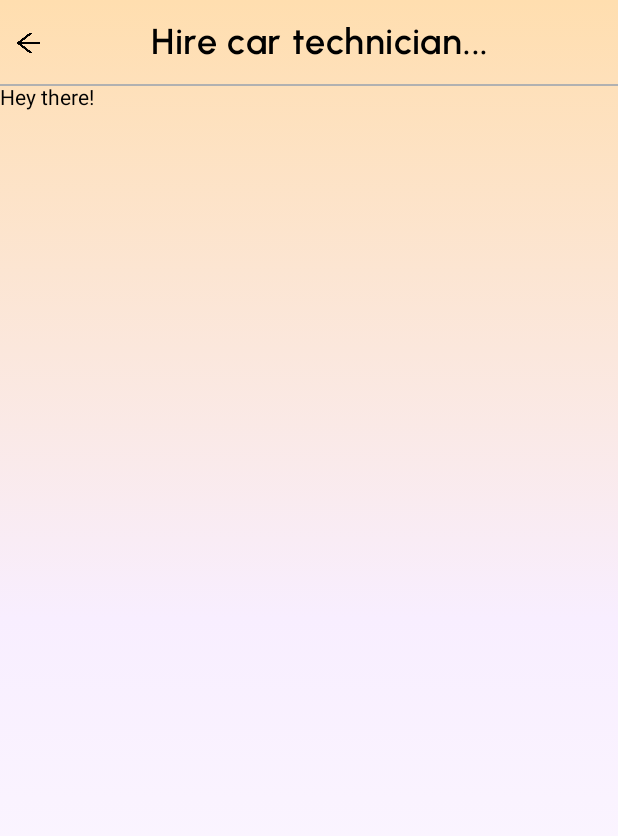
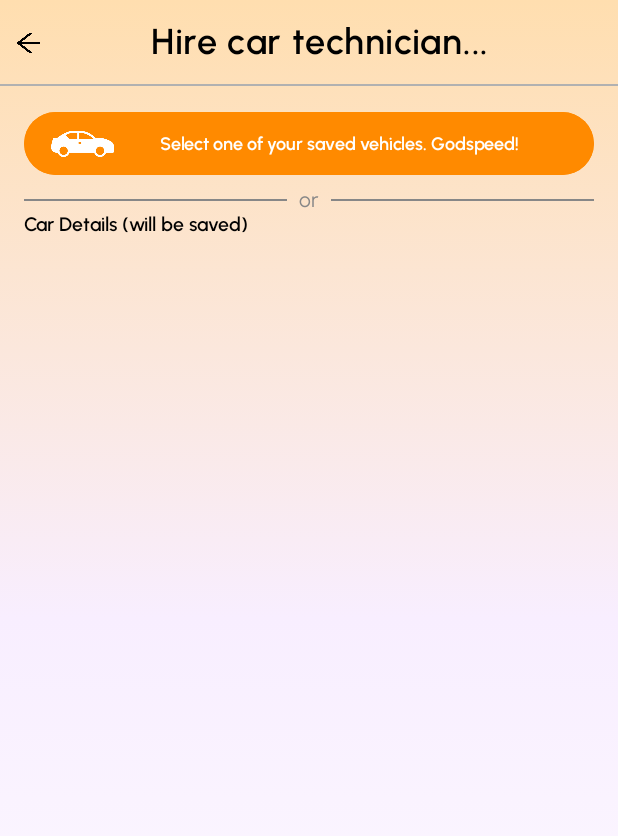
Before and after one commit to xGamma-in/HandyConnect, an Android app built with Jetpack Compose: the screen it shows after launch (MainActivity), on a phone screen of 412 x 824 dp. Shown: the top 836 px of the screen. Run offline under Robolectric (Android 15) with nearby library versions, the phone set to English and light mode, and no system bars.

Commit message:
feat(UI): Added new designs to the application.
Signed-off-by: alwinsDen <jsmadesimple@gmail.com>

```diff
--- /dev/null
+++ b/androidApp/src/main/java/com/alwinsden/finalebuild/android/facilities/components.kt
@@ -0,0 +1,41 @@
+package com.alwinsden.finalebuild.android.facilities
+
+import androidx.compose.foundation.border
+import androidx.compose.foundation.layout.Box
+import androidx.compose.foundation.layout.fillMaxWidth
+import androidx.compose.foundation.layout.padding
+import androidx.compose.foundation.shape.RoundedCornerShape
+import androidx.compose.material.Text
+import androidx.compose.runtime.Composable
+import androidx.compose.ui.Modifier
+import androidx.compose.ui.graphics.Color
+import androidx.compose.ui.text.TextStyle
+import androidx.compose.ui.text.font.FontWeight
+import androidx.compose.ui.unit.dp
+import androidx.compose.ui.unit.sp
+import com.alwinsden.finalebuild.android.urbanistFont
+
+@Composable
+fun CarDetails() {
+    Text(
+        text = "Car Details (will be saved)",
+        style = TextStyle(
+            fontSize = 13.sp,
+            fontFamily = urbanistFont,
+            fontWeight = FontWeight(600),
+            color = Color(0xFF000000),
+        ),
+        modifier = Modifier.padding(bottom = 4.dp)
+    )
+    Box(
+        modifier = Modifier
+            .border(
+                width = 1.dp,
+                color = Color(0xFFBBBBBB),
+                shape = RoundedCornerShape(size = 10.dp)
+            )
+            .fillMaxWidth()
+    ) {
+
+    }
+}
--- a/androidApp/src/main/java/com/alwinsden/finalebuild/android/facilities/composables.kt
+++ b/androidApp/src/main/java/com/alwinsden/finalebuild/android/facilities/composables.kt
@@ -1,18 +1,37 @@
 package com.alwinsden.finalebuild.android.facilities
 
+import androidx.compose.foundation.Image
 import androidx.compose.foundation.background
+import androidx.compose.foundation.border
 import androidx.compose.foundation.layout.Box
 import androidx.compose.foundation.layout.Column
+import androidx.compose.foundation.layout.Row
+import androidx.compose.foundation.layout.Spacer
 import androidx.compose.foundation.layout.fillMaxSize
+import androidx.compose.foundation.layout.padding
+import androidx.compose.foundation.layout.size
+import androidx.compose.foundation.shape.RoundedCornerShape
+import androidx.compose.material.Divider
 import androidx.compose.material.Surface
 import androidx.compose.material.Text
 import androidx.compose.runtime.Composable
+import androidx.compose.ui.Alignment
 import androidx.compose.ui.Modifier
+import androidx.compose.ui.draw.clip
 import androidx.compose.ui.graphics.Color
+import androidx.compose.ui.res.painterResource
+import androidx.compose.ui.text.font.FontWeight
+import androidx.compose.ui.unit.dp
+import androidx.compose.ui.unit.sp
 import androidx.navigation.NavController
 import com.alwinsden.finalebuild.android.InnNavHeader
 import com.alwinsden.finalebuild.android.MyApplicationTheme
+import com.alwinsden.finalebuild.android.R
+import com.alwinsden.finalebuild.android.VerticalScroll
 import com.alwinsden.finalebuild.android.handyConnectMGradient
+import com.alwinsden.finalebuild.android.ui.ThemeLightGrey
+import com.alwinsden.finalebuild.android.ui.ThemeOrange
+import com.alwinsden.finalebuild.android.urbanistFont
 
 //the User Interface for hiring a car technician.
 @Composable
@@ -38,9 +57,78 @@ fun CarTech(navController: NavController) {
             ) {
                 Column {
                     InnNavHeader(navController, "Hire car technician", "home")
-                    Text(text = "Hey there!")
+                    ScrollWrapper()
                 }
             }
         }
     }
 }
+
+//hire technician
+@Composable
+fun ScrollWrapper() {
+    VerticalScroll {
+        Box(
+            modifier = Modifier.padding(top = 17.dp, bottom = 8.dp)
+        ) {
+            SavedVehicles()
+        }
+
+        //row divider
+        Row(
+            verticalAlignment = Alignment.CenterVertically,
+        ) {
+            Divider(
+                color = Color(ThemeLightGrey),
+                modifier = Modifier.weight(1f)
+            )
+            Text(
+                text = "or",
+                color = Color(ThemeLightGrey),
+                fontFamily = urbanistFont,
+                modifier = Modifier.padding(horizontal = 8.dp)
+            )
+            Divider(
+                color = Color(ThemeLightGrey),
+                modifier = Modifier.weight(1f),
+            )
+        }
+
+        CarDetails()
+    }
+}
+
+//previous history button
+@Composable
+fun SavedVehicles() {
+    Box(
+        modifier = Modifier.clip(shape = RoundedCornerShape(50))
+    ) {
+        Row(
+            modifier = Modifier
+                .background(color = Color(0xFFFF8A00))
+                .border(
+                    width = 1.dp,
+                    shape = RoundedCornerShape(50),
+                    color = Color(ThemeOrange)
+                )
+                .padding(horizontal = 18.dp),
+            verticalAlignment = Alignment.CenterVertically
+        ) {
+            Image(
+                painter = painterResource(id = R.drawable.car_screen1),
+                contentDescription = "Car screen",
+                modifier = Modifier.size(42.dp)
+            )
+            Spacer(modifier = Modifier.weight(1f))
+            Text(
+                text = "Select one of your saved vehicles. Godspeed!",
+                fontFamily = urbanistFont,
+                fontSize = 12.sp,
+                fontWeight = FontWeight(600),
+                color = Color.White
+            )
+            Spacer(modifier = Modifier.weight(1f))
+        }
+    }
+}
--- a/androidApp/src/main/java/com/alwinsden/finalebuild/android/ui/composables.kt
+++ b/androidApp/src/main/java/com/alwinsden/finalebuild/android/ui/composables.kt
@@ -20,7 +20,9 @@ import androidx.compose.foundation.layout.height
 import androidx.compose.foundation.layout.padding
 import androidx.compose.foundation.layout.size
 import androidx.compose.foundation.layout.width
+import androidx.compose.foundation.rememberScrollState
 import androidx.compose.foundation.shape.RoundedCornerShape
+import androidx.compose.foundation.verticalScroll
 import androidx.compose.material.icons.Icons
 import androidx.compose.material.icons.filled.LocationOn
 import androidx.compose.material.icons.filled.Search
@@ -729,3 +731,18 @@ fun InnNavHeader(navController: NavController, name: String, cntName: String) {
         )
     }
 }
+
+//component for vertical composable
+@Composable
+fun VerticalScroll(content: @Composable () -> Unit) {
+    Box {
+        var scrollState = rememberScrollState()
+        Column(
+            modifier = Modifier
+                .verticalScroll(scrollState)
+                .padding(horizontal = 16.dp)
+        ) {
+            content()
+        }
+    }
+}
--- a/androidApp/src/main/java/com/alwinsden/finalebuild/android/ui/dataClasses.kt
+++ b/androidApp/src/main/java/com/alwinsden/finalebuild/android/ui/dataClasses.kt
@@ -1,3 +1,7 @@
 package com.alwinsden.finalebuild.android.ui
 
 data class ImageData(val resoureId: Int, val label: String)
+
+//project constanst
+var ThemeOrange: Long = 0xFFFF8A00
+var ThemeLightGrey: Long = 0xFF878787
```
Also changed, not shown: androidApp/src/main/res/drawable/car_screen1.png (added).
